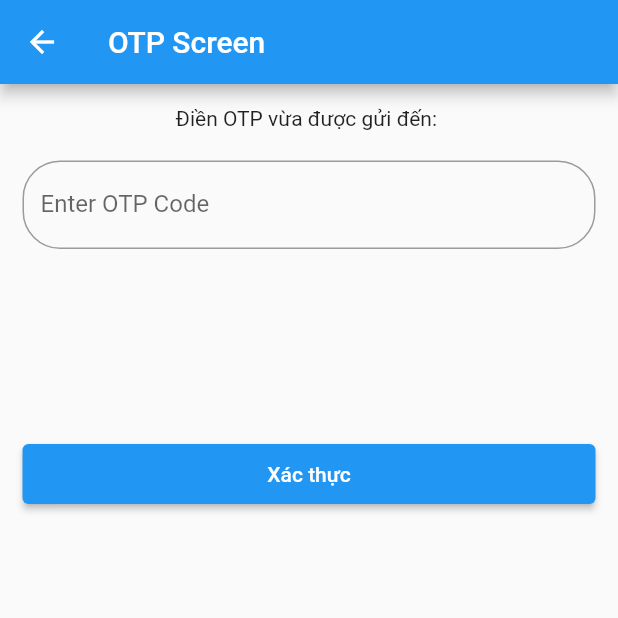
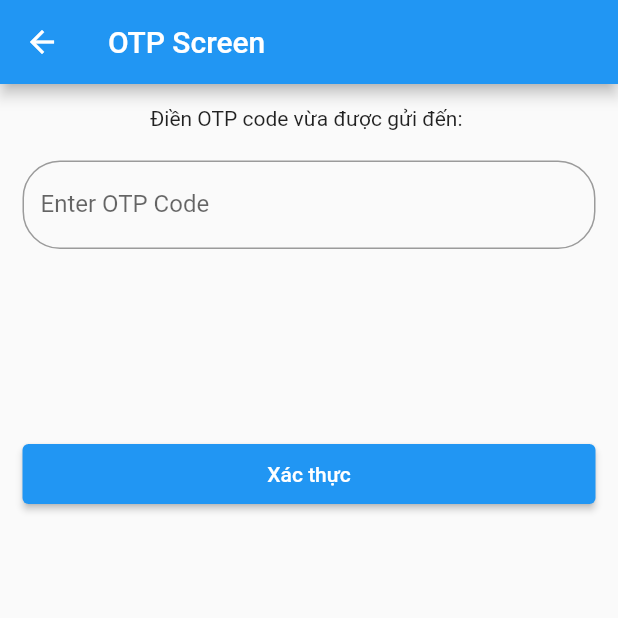
Before and after one commit to micro7duylong/flutter_cb, a Flutter app: the OtpScreen screen opened directly, on a phone screen of 412 x 824 dp, the top half of it. Run offline on Flutter 3.47's test engine with Material 2 defaults, Android fonts, the phone set to English and light mode, and no system bars; our stand-ins replace bloc, flutter_bloc, google_fonts.

Commit message:
sign in with phone number

```diff
--- a/lib/features/authen/otp_screen.dart
+++ b/lib/features/authen/otp_screen.dart
@@ -26,7 +26,8 @@ class _OtpScreenState extends State<OtpScreen> {
             child: SingleChildScrollView(
               child: Column(
                 children: [
-                  Text("Điền OTP vừa được gửi đến: ${SaveData.userPhoneNumb}"),
+                  Text(
+                      "Điền OTP code vừa được gửi đến: ${SaveData.userPhoneNumb}"),
                   SizedBox(
                     height: 20,
                     width: 20,
```
